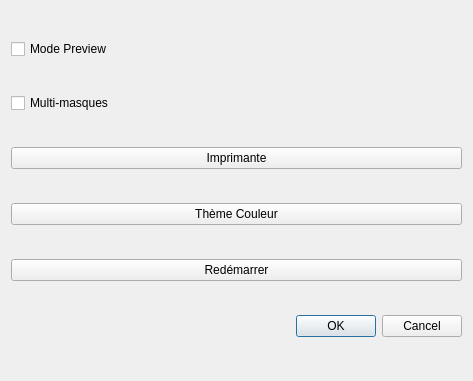
Above: settings.ui from CCr314/qtPhotoBooth before the change. Below: the same form after it.
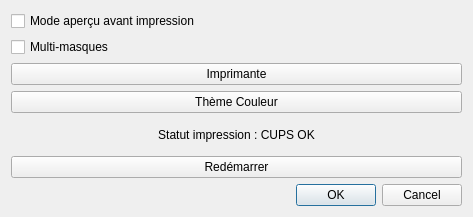
That is the form after the change.

Patch:
```diff
--- a/settings.ui
+++ b/settings.ui
@@ -7,34 +7,13 @@
     <x>0</x>
     <y>0</y>
     <width>473</width>
-    <height>381</height>
+    <height>217</height>
    </rect>
   </property>
   <property name="windowTitle">
    <string>Dialog</string>
   </property>
   <layout class="QGridLayout" name="gridLayout">
-   <item row="4" column="0">
-    <widget class="QPushButton" name="btnRestart">
-     <property name="text">
-      <string>Redémarrer</string>
-     </property>
-    </widget>
-   </item>
-   <item row="1" column="0">
-    <widget class="QCheckBox" name="checkBox_2">
-     <property name="text">
-      <string>Multi-masques</string>
-     </property>
-    </widget>
-   </item>
-   <item row="2" column="0">
-    <widget class="QPushButton" name="btnImprimante">
-     <property name="text">
-      <string>Imprimante</string>
-     </property>
-    </widget>
-   </item>
    <item row="3" column="0">
     <widget class="QPushButton" name="btnColor">
      <property name="text">
@@ -42,14 +21,14 @@
      </property>
     </widget>
    </item>
-   <item row="0" column="0">
-    <widget class="QCheckBox" name="chkPreview">
+   <item row="2" column="0">
+    <widget class="QPushButton" name="btnImprimante">
      <property name="text">
-      <string>Mode Preview</string>
+      <string>Imprimante</string>
      </property>
     </widget>
    </item>
-   <item row="5" column="0">
+   <item row="6" column="0">
     <widget class="QDialogButtonBox" name="buttonBox">
      <property name="orientation">
       <enum>Qt::Horizontal</enum>
@@ -59,6 +38,37 @@
      </property>
     </widget>
    </item>
+   <item row="1" column="0">
+    <widget class="QCheckBox" name="checkBox_2">
+     <property name="text">
+      <string>Multi-masques</string>
+     </property>
+    </widget>
+   </item>
+   <item row="5" column="0">
+    <widget class="QPushButton" name="btnRestart">
+     <property name="text">
+      <string>Redémarrer</string>
+     </property>
+    </widget>
+   </item>
+   <item row="0" column="0">
+    <widget class="QCheckBox" name="chkPreview">
+     <property name="text">
+      <string>Mode aperçu avant impression</string>
+     </property>
+    </widget>
+   </item>
+   <item row="4" column="0">
+    <widget class="QLabel" name="lblCupsStatus">
+     <property name="text">
+      <string>Statut impression : CUPS OK</string>
+     </property>
+     <property name="alignment">
+      <set>Qt::AlignCenter</set>
+     </property>
+    </widget>
+   </item>
   </layout>
  </widget>
  <resources/>
```
